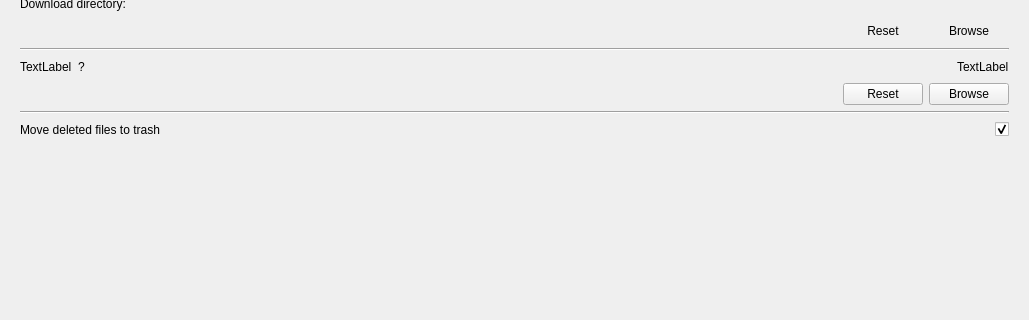
Old version of the form ui/settings.ui in the repository kiwix/kiwix-desktop; both pictures show x 0 to 1029 and y 90 to 410 of the 1029 by 580 pixel window.
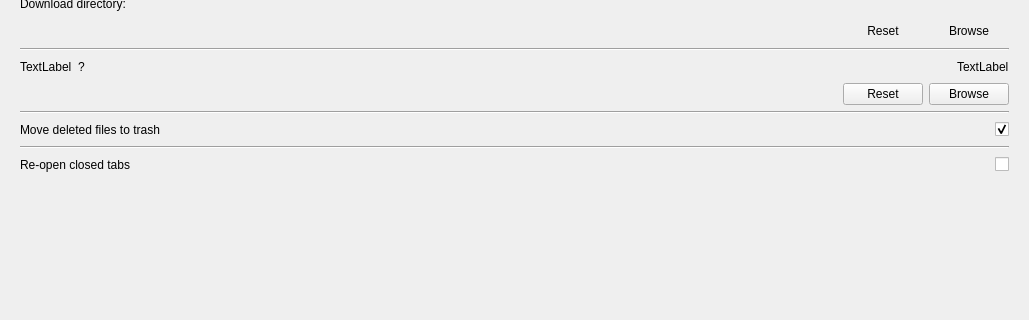
New version of the form.

Commit message:
Add CheckBox in Settings for Tab Reopen Behavior
Added a checkbox in settings where user can define if they want the tab reopening feature to be active. Fix #186

What changed in the file:
```diff
--- a/ui/settings.ui
+++ b/ui/settings.ui
@@ -328,6 +328,50 @@
           </item>
          </layout>
         </item>
+        <item>
+         <widget class="Line" name="line_6">
+          <property name="orientation">
+           <enum>Qt::Horizontal</enum>
+          </property>
+         </widget>
+        </item>
+        <item>
+         <layout class="QHBoxLayout" name="horizontalLayout_9">
+          <property name="topMargin">
+           <number>0</number>
+          </property>
+          <property name="rightMargin">
+           <number>0</number>
+          </property>
+          <item>
+           <widget class="QLabel" name="reopenTabLabel">
+            <property name="text">
+             <string>Re-open closed tabs</string>
+            </property>
+           </widget>
+          </item>
+          <item>
+           <spacer name="horizontalSpacer_5">
+            <property name="orientation">
+             <enum>Qt::Horizontal</enum>
+            </property>
+            <property name="sizeHint" stdset="0">
+             <size>
+              <width>40</width>
+              <height>20</height>
+             </size>
+            </property>
+           </spacer>
+          </item>
+          <item>
+           <widget class="QCheckBox" name="reopenTabToggle">
+            <property name="text">
+             <string/>
+            </property>
+           </widget>
+          </item>
+         </layout>
+        </item>
         <item>
          <spacer name="verticalSpacer">
           <property name="orientation">
```
The commit also changes 7 other files.
